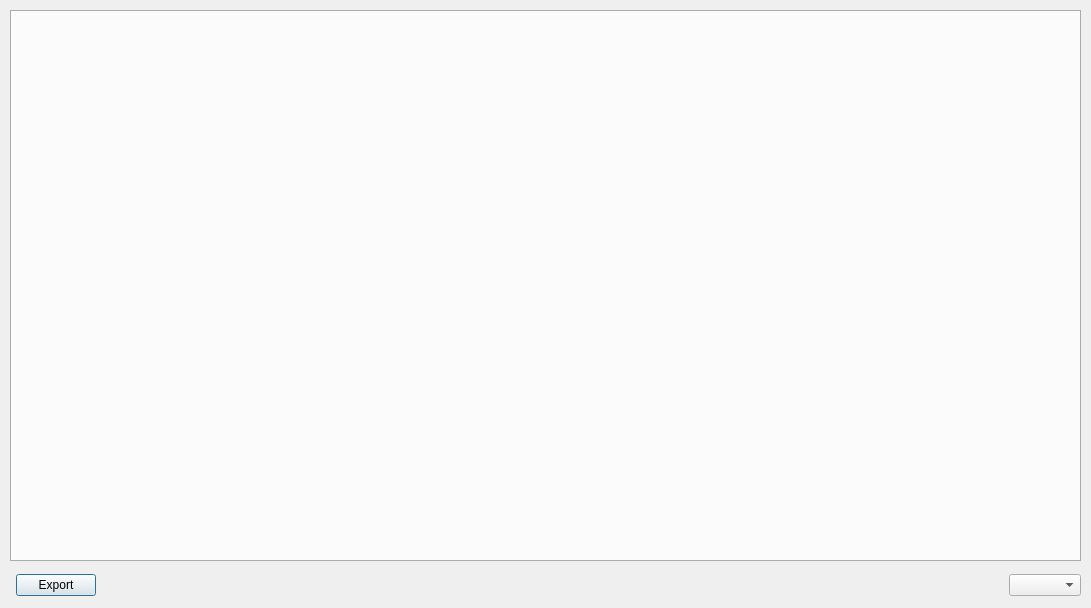
Above: widgets/GeoContextQGISPlugin_table.ui from kartoza/GeoContextQGISPlugin before the change. Below: the same form after it.
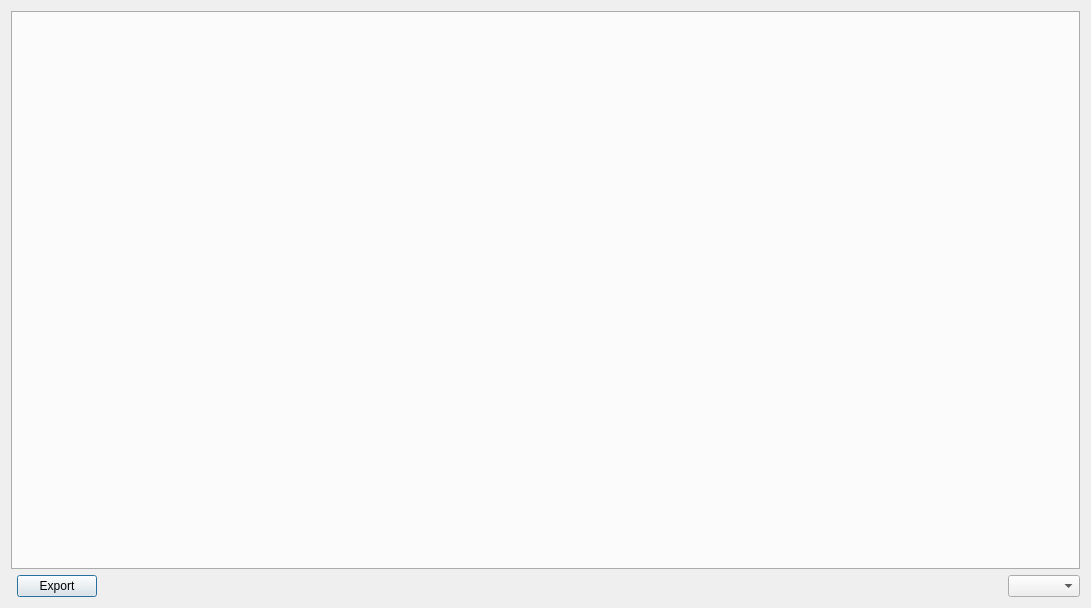
That is the form after the change. Custom widgets are drawn as their Qt base class.

Commit message: Tables will no longer be deleted when closing the table dialog

What changed in the file:
```diff
--- a/widgets/GeoContextQGISPlugin_table.ui
+++ b/widgets/GeoContextQGISPlugin_table.ui
@@ -13,15 +13,9 @@
   <property name="windowTitle">
    <string>GeoContext - Documentation</string>
   </property>
+  <layout class="QGridLayout" name="gridLayout">
+   <item row="0" column="0">
   <widget class="QTabWidget" name="tabTables">
-   <property name="geometry">
-    <rect>
-     <x>10</x>
-     <y>10</y>
-     <width>1071</width>
-     <height>551</height>
-    </rect>
-   </property>
    <property name="tabPosition">
     <enum>QTabWidget::South</enum>
    </property>
@@ -29,15 +23,8 @@
     <number>-1</number>
    </property>
   </widget>
-  <widget class="QWidget" name="horizontalLayoutWidget">
-   <property name="geometry">
-    <rect>
-     <x>10</x>
-     <y>570</y>
-     <width>1071</width>
-     <height>31</height>
-    </rect>
-   </property>
+   </item>
+   <item row="1" column="0">
    <layout class="QHBoxLayout" name="horizontalLayout">
     <item>
      <widget class="QgsFileWidget" name="table_output_file">
@@ -70,7 +57,8 @@
      <widget class="QComboBox" name="cbTableTabs"/>
     </item>
    </layout>
-  </widget>
+   </item>
+  </layout>
  </widget>
  <customwidgets>
   <customwidget>
```
Lines whose indentation alone changed are shown as unchanged. The commit also changes 35 other files.
